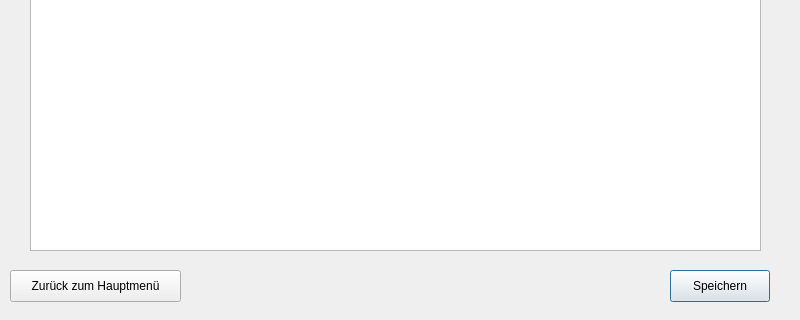
Qt form detaileditnote.ui (as070700/Noteapp) before a commit; both pictures show x 0 to 800 and y 280 to 600 of the 800 by 600 pixel window.
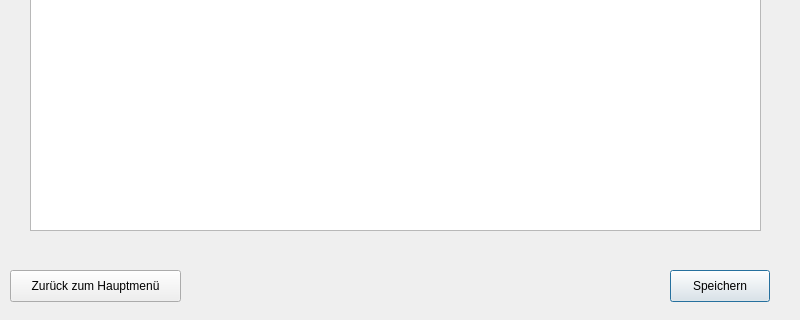
The same form after that commit.

Diff of the .ui file:
```diff
--- a/detaileditnote.ui
+++ b/detaileditnote.ui
@@ -32,7 +32,7 @@
      <x>30</x>
      <y>160</y>
      <width>731</width>
-     <height>371</height>
+     <height>351</height>
     </rect>
    </property>
   </widget>
@@ -180,6 +180,19 @@
     <string>Notiz schützen?</string>
    </property>
   </widget>
+  <widget class="QLabel" name="errorLabel_detaileditnote">
+   <property name="geometry">
+    <rect>
+     <x>420</x>
+     <y>510</y>
+     <width>341</width>
+     <height>31</height>
+    </rect>
+   </property>
+   <property name="text">
+    <string/>
+   </property>
+  </widget>
  </widget>
  <resources/>
 <connections>
```
Left out of the diff: 28 changed lines with no effect on the pictures.
